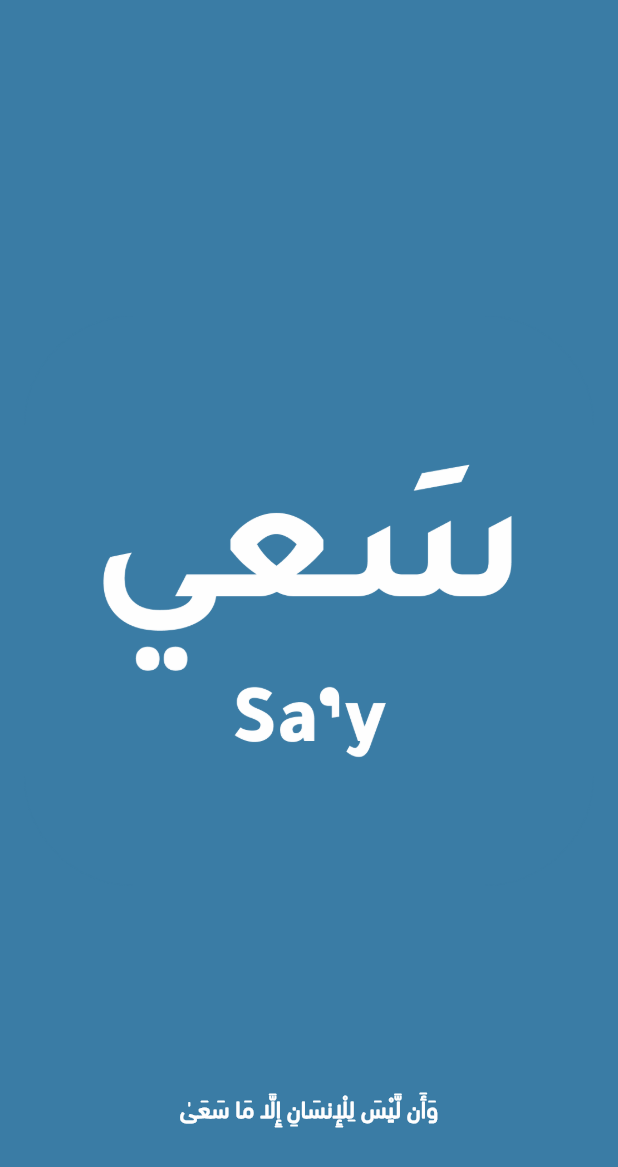
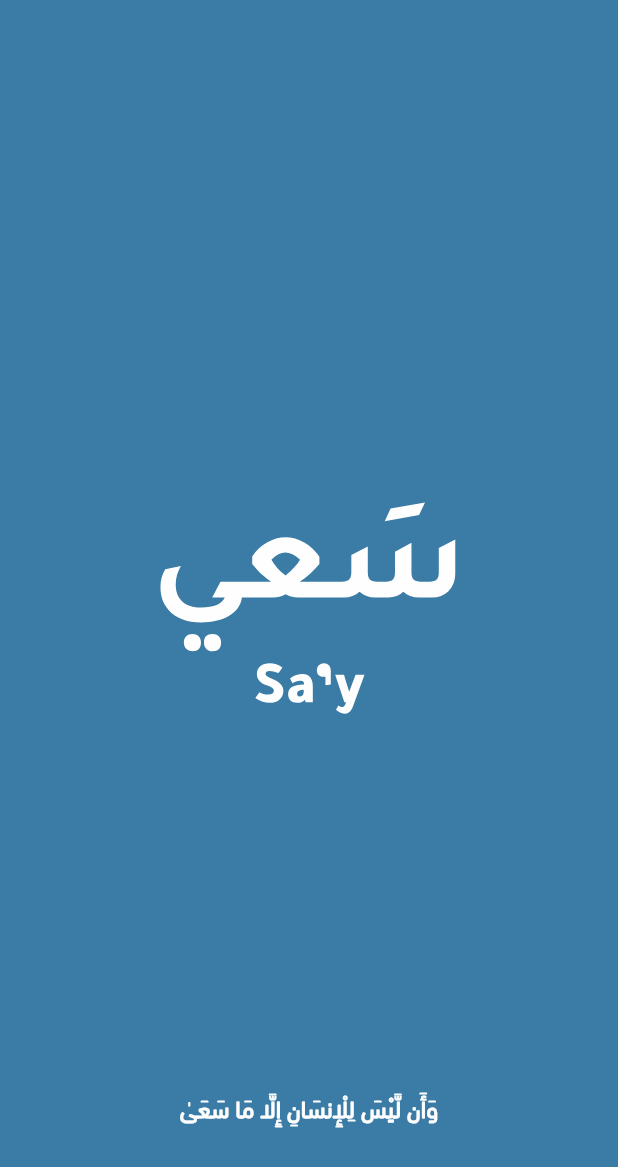
Before and after one commit to KhaledHAnter/saay, a Flutter app: the SplashScreen screen opened by its route, on a phone screen of 412 x 824 dp. Shown: the top 1167 px of the screen. Run offline on Flutter 3.47's test engine with Material 3 defaults, Android fonts, the phone set to English and light mode, and no system bars; our stand-ins replace flutter_svg.

Commit message:
- add manual animated splash screen.

```diff
--- a/lib/features/splash/ui/views/splash_screen.dart
+++ b/lib/features/splash/ui/views/splash_screen.dart
@@ -1,6 +1,7 @@
 import 'dart:async';
 
 import 'package:flutter/material.dart';
+import 'package:flutter_svg/flutter_svg.dart';
 import 'package:saay/core/helpers/assets.dart';
 import 'package:saay/core/theming/styles.dart';
 import 'package:saay/features/home/ui/views/home_screen.dart';
@@ -15,6 +16,7 @@ class SplashScreen extends StatefulWidget {
 class _SplashScreenState extends State<SplashScreen>
     with SingleTickerProviderStateMixin {
   late AnimationController _controller;
+  late Animation<Offset> _textSlideAnimation;
   late Animation<double> _animation;
 
   @override
@@ -31,12 +33,19 @@ class _SplashScreenState extends State<SplashScreen>
       end: 1.0,
     ).animate(CurvedAnimation(parent: _controller, curve: Curves.easeInOut));
 
+    _textSlideAnimation = Tween<Offset>(
+      begin: const Offset(0, 1),
+      end: Offset.zero,
+    ).animate(CurvedAnimation(parent: _controller, curve: Curves.easeOut));
+
     _controller.forward();
 
-    Future.delayed(const Duration(seconds: 2), () {
-      Navigator.of(
-        context,
-      ).pushReplacement(MaterialPageRoute(builder: (_) => const HomeScreen()));
+    Future.delayed(const Duration(seconds: 3), () {
+      if (mounted) {
+        Navigator.of(context).pushReplacement(
+          MaterialPageRoute(builder: (_) => const HomeScreen()),
+        );
+      }
     });
   }
 
@@ -48,6 +57,7 @@ class _SplashScreenState extends State<SplashScreen>
 
   @override
   Widget build(BuildContext context) {
+    final double width = MediaQuery.sizeOf(context).width;
     return Scaffold(
       backgroundColor: const Color(0xFF3A7CA5),
       body: Center(
@@ -59,11 +69,18 @@ class _SplashScreenState extends State<SplashScreen>
               mainAxisAlignment: MainAxisAlignment.center,
               children: [
                 Spacer(),
-                Image.asset(Assets.imagesAppIcon),
+                SvgPicture.asset(
+                  Assets.imagesAppIconSvg,
+                  height: width / 1.5,
+                  width: width / 1.5,
+                ),
                 Spacer(),
-                Text(
-                  'وَأَن لَّيْسَ لِلْإِنسَانِ إِلَّا مَا سَعَىٰ',
-                  style: Styles.font16SemiBold,
+                SlideTransition(
+                  position: _textSlideAnimation,
+                  child: Text(
+                    'وَأَن لَّيْسَ لِلْإِنسَانِ إِلَّا مَا سَعَىٰ',
+                    style: Styles.font16SemiBold,
+                  ),
                 ),
               ],
             ),
```
Also changed, not shown: 2 other files.
